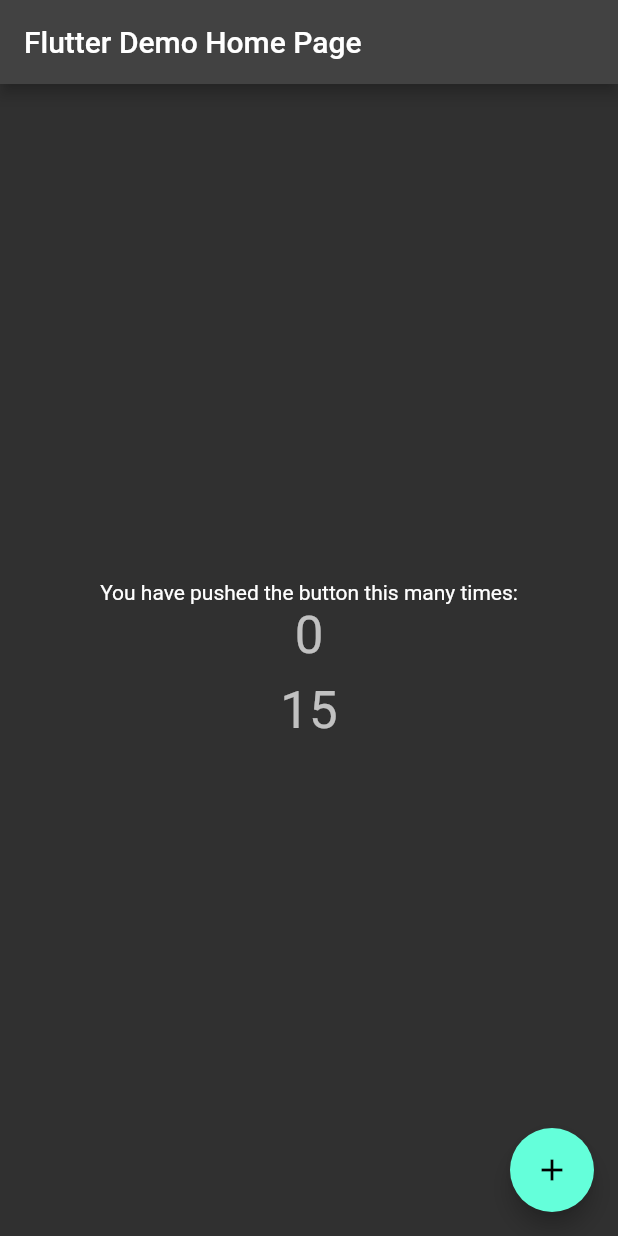
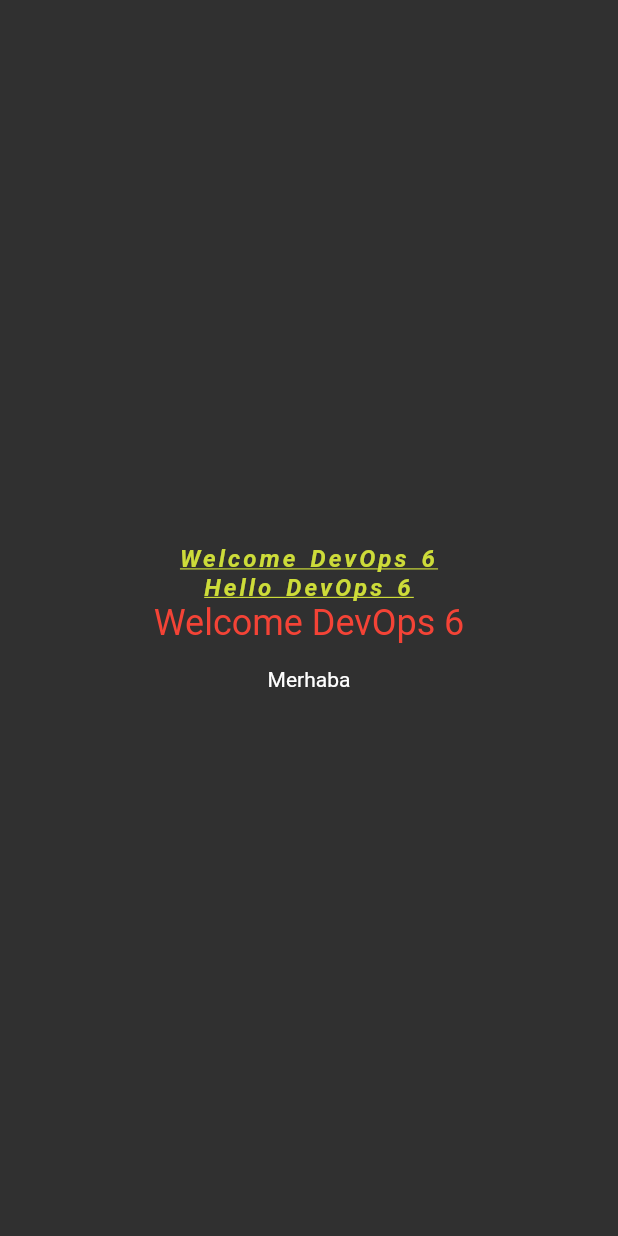
Before and after one commit to devopsengineering06/flutter_full_learn, a Flutter app: the screen it shows after launch, on a phone screen of 412 x 824 dp. Run offline on Flutter 3.47's test engine with Material 2 defaults, Android fonts, the light colour scheme and no system bars.

Commit message:
Text View Learn

```diff
--- /dev/null
+++ b/lib/101/text_view_learn.dart
@@ -0,0 +1,75 @@
+import 'package:flutter/material.dart';
+
+class TextViewLearn extends StatelessWidget {
+  TextViewLearn({super.key, this.username});
+  final String name = 'DevOps';
+
+  final String? username;
+  final ProjectKeys keys = ProjectKeys();
+
+  @override
+  Widget build(BuildContext context) {
+    return Scaffold(
+      body: Center(
+        child: Column(
+          mainAxisAlignment: MainAxisAlignment.center,
+          children: [
+            Text(
+              ('Welcome $name ${name.length}'),
+              maxLines: 2,
+              overflow: TextOverflow.ellipsis,
+              textAlign: TextAlign.right,
+              style: ProjectStyles.welcomeStyle,
+            ),
+            Text(
+              ('Hello $name ${name.length}'),
+              maxLines: 2,
+              overflow: TextOverflow.ellipsis,
+              textAlign: TextAlign.right,
+              style: const TextStyle(
+                wordSpacing: 2,
+                letterSpacing: 2,
+                fontSize: 16,
+                fontWeight: FontWeight.w600,
+                decoration: TextDecoration.underline,
+                fontStyle: FontStyle.italic,
+                color: Colors.lime,
+              ),
+            ),
+            Text(('Welcome $name ${name.length}'),
+                maxLines: 2,
+                overflow: TextOverflow.ellipsis,
+                textAlign: TextAlign.right,
+                style: Theme.of(context)
+                    .textTheme
+                    .headline5
+                    ?.copyWith(color: ProjectColors.welcomeColor)),
+            Text(username ??
+                ''), // username!  Kullanılmaz.Boş gelirse hata verir.
+            Text(keys.welcome),
+          ],
+        ),
+      ),
+    );
+  }
+}
+
+class ProjectStyles {
+  static TextStyle welcomeStyle = const TextStyle(
+    wordSpacing: 2,
+    letterSpacing: 2,
+    fontSize: 16,
+    fontWeight: FontWeight.w600,
+    decoration: TextDecoration.underline,
+    fontStyle: FontStyle.italic,
+    color: Colors.lime,
+  );
+}
+
+class ProjectColors {
+  static Color welcomeColor = Colors.red;
+}
+
+class ProjectKeys {
+  final String welcome = 'Merhaba';
+}
--- a/lib/main.dart
+++ b/lib/main.dart
@@ -1,4 +1,6 @@
 import 'package:flutter/material.dart';
+
+import '101/text_view_learn.dart';
 
 void main() {
   runApp(const MyApp());
@@ -14,60 +16,7 @@
       title: 'Flutter Demo',
       // theme: ThemeData(primarySwatch: Colors.red),
       theme: ThemeData.dark(),
-      home: const MyHomePage(title: 'Flutter Demo Home Page', money: 15),
+      home: TextViewLearn(),
     );
   }
 }
-
-class MyHomePage extends StatefulWidget {
-  const MyHomePage({super.key, required this.title, required this.money});
-
-  final String title;
-  final int money;
-
-  @override
-  State<MyHomePage> createState() => _MyHomePageState();
-}
-
-class _MyHomePageState extends State<MyHomePage> {
-  int _counter = 0;
-
-  void _incrementCounter() {
-    setState(() {
-      _counter++;
-    });
-  }
-
-  @override
-  Widget build(BuildContext context) {
-    return Scaffold(
-      appBar: AppBar(
-        title: Text(widget.title),
-      ),
-      body: Center(
-        child: Column(
-          mainAxisAlignment: MainAxisAlignment.center,
-          children: <Widget>[
-            const Text(
-              'You have pushed the button this many times:',
-            ),
-            Text(
-              '$_counter',
-              style: Theme.of(context).textTheme.headline4,
-            ),
-            const SizedBox(height: 10),
-            Text(
-              widget.money.toString(),
-              style: Theme.of(context).textTheme.headline4,
-            ),
-          ],
-        ),
-      ),
-      floatingActionButton: FloatingActionButton(
-        onPressed: _incrementCounter,
-        tooltip: 'Increment',
-        child: const Icon(Icons.add),
-      ),
-    );
-  }
-}
```
